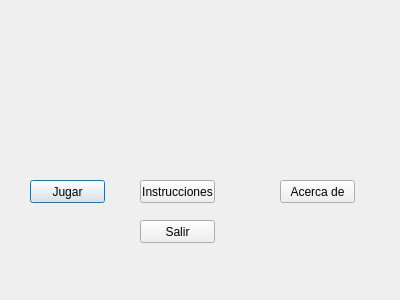
Old version of the form ventanaprincipal.ui in the repository luifevas/Sudoku.
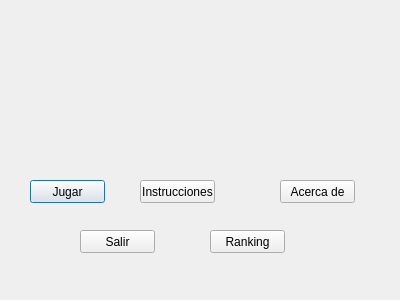
New version of the form.

Commit message: clase ranking

The edit to the form file:
```diff
--- a/ventanaprincipal.ui
+++ b/ventanaprincipal.ui
@@ -55,8 +55,8 @@
   <widget class="QPushButton" name="salir">
    <property name="geometry">
     <rect>
-     <x>140</x>
-     <y>220</y>
+     <x>80</x>
+     <y>230</y>
      <width>75</width>
      <height>23</height>
     </rect>
@@ -65,6 +65,19 @@
     <string>Salir</string>
    </property>
   </widget>
+  <widget class="QPushButton" name="pushButton">
+   <property name="geometry">
+    <rect>
+     <x>210</x>
+     <y>230</y>
+     <width>75</width>
+     <height>23</height>
+    </rect>
+   </property>
+   <property name="text">
+    <string>Ranking</string>
+   </property>
+  </widget>
  </widget>
  <resources/>
  <connections/>
```
The commit also changes 6 other files.
